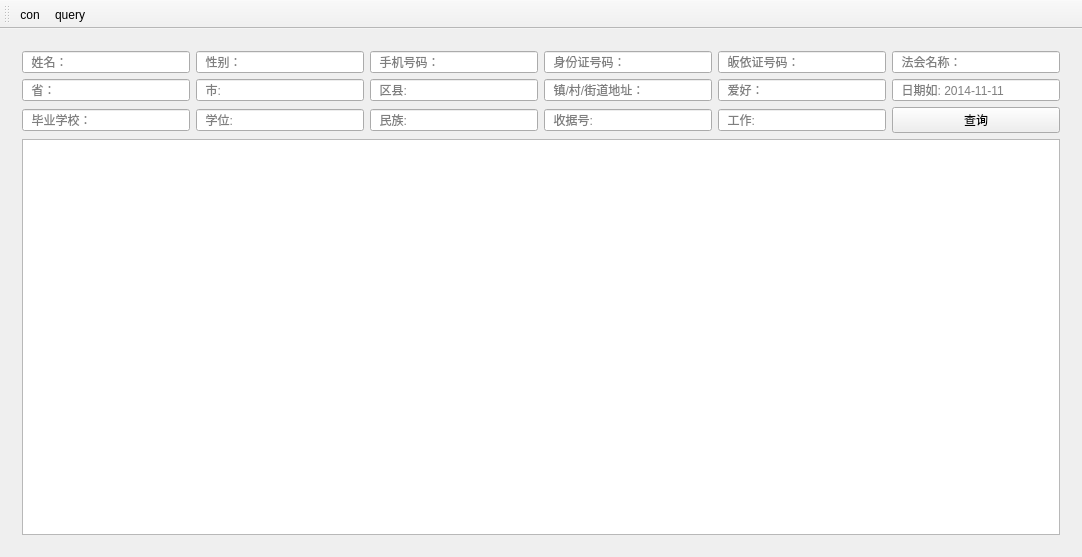
crouse/Guiyi, file mainwindow.ui: the form before one commit.
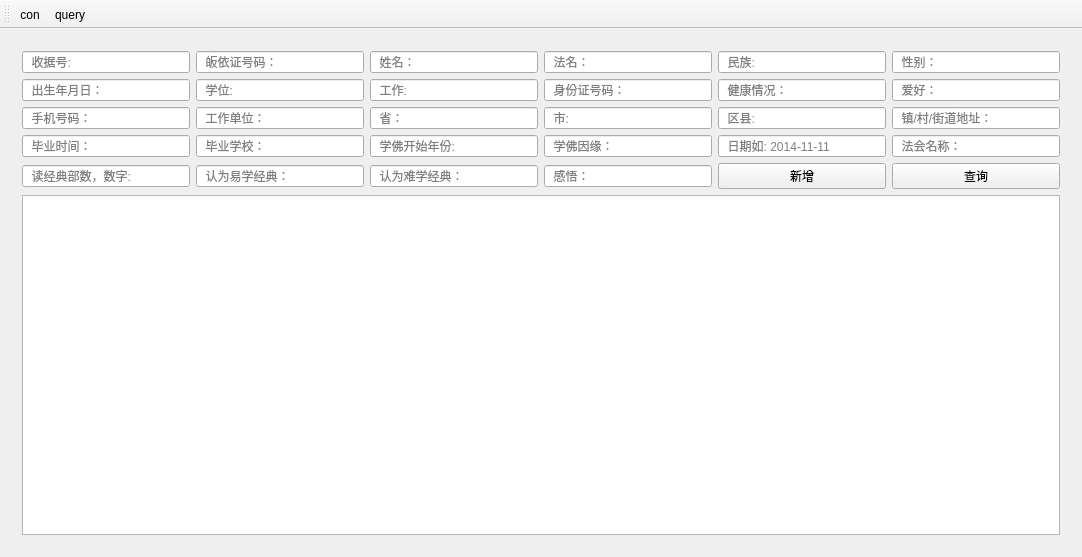
The form after the commit. Icons and pictures are not drawn.

```diff
--- a/mainwindow.ui
+++ b/mainwindow.ui
@@ -27,129 +27,213 @@
        <layout class="QVBoxLayout" name="verticalLayout">
         <item>
          <layout class="QGridLayout" name="gridLayout">
-          <item row="0" column="2">
-           <widget class="QLineEdit" name="lineEdit_phone_num">
+          <item row="0" column="0">
+           <widget class="QLineEdit" name="lineEdit_receipt">
             <property name="placeholderText">
-             <string>  手机号码：</string>
+             <string>  收据号:</string>
             </property>
            </widget>
           </item>
-          <item row="0" column="5">
-           <widget class="QLineEdit" name="lineEditLike_fahui_name">
-            <property name="placeholderText">
-             <string>  法会名称：</string>
-            </property>
-           </widget>
-          </item>
-          <item row="1" column="0">
-           <widget class="QLineEdit" name="lineEditLike_province">
-            <property name="placeholderText">
-             <string>  省：</string>
-            </property>
-           </widget>
-          </item>
-          <item row="0" column="3">
-           <widget class="QLineEdit" name="lineEdit_personnel_id">
-            <property name="placeholderText">
-             <string>  身份证号码：</string>
-            </property>
-           </widget>
-          </item>
-          <item row="0" column="4">
+          <item row="0" column="1">
            <widget class="QLineEdit" name="lineEdit_code">
             <property name="placeholderText">
              <string>  皈依证号码：</string>
             </property>
            </widget>
           </item>
-          <item row="0" column="0">
+          <item row="0" column="2">
            <widget class="QLineEdit" name="lineEdit_name">
             <property name="placeholderText">
              <string>  姓名：</string>
             </property>
            </widget>
           </item>
-          <item row="0" column="1">
+          <item row="0" column="3">
+           <widget class="QLineEdit" name="lineEdit_fname">
+            <property name="placeholderText">
+             <string>  法名：</string>
+            </property>
+           </widget>
+          </item>
+          <item row="0" column="4">
+           <widget class="QLineEdit" name="lineEditLike_race">
+            <property name="placeholderText">
+             <string>  民族:</string>
+            </property>
+           </widget>
+          </item>
+          <item row="0" column="5">
            <widget class="QLineEdit" name="lineEdit_gender">
             <property name="placeholderText">
              <string>  性别：</string>
             </property>
            </widget>
           </item>
+          <item row="1" column="0">
+           <widget class="QLineEdit" name="lineEdit_birthday">
+            <property name="placeholderText">
+             <string>  出生年月日：</string>
+            </property>
+           </widget>
+          </item>
           <item row="1" column="1">
+           <widget class="QLineEdit" name="lineEditLike_degree">
+            <property name="placeholderText">
+             <string>  学位:</string>
+            </property>
+           </widget>
+          </item>
+          <item row="1" column="2">
+           <widget class="QLineEdit" name="lineEditLike_job">
+            <property name="placeholderText">
+             <string>  工作:</string>
+            </property>
+           </widget>
+          </item>
+          <item row="1" column="3">
+           <widget class="QLineEdit" name="lineEdit_personnel_id">
+            <property name="placeholderText">
+             <string>  身份证号码：</string>
+            </property>
+           </widget>
+          </item>
+          <item row="1" column="4">
+           <widget class="QLineEdit" name="lineEditLike_health">
+            <property name="placeholderText">
+             <string>  健康情况：</string>
+            </property>
+           </widget>
+          </item>
+          <item row="1" column="5">
+           <widget class="QLineEdit" name="lineEditLike_hobby">
+            <property name="placeholderText">
+             <string>  爱好：</string>
+            </property>
+           </widget>
+          </item>
+          <item row="3" column="0">
+           <widget class="QLineEdit" name="lineEdit_phone_num">
+            <property name="placeholderText">
+             <string>  手机号码：</string>
+            </property>
+           </widget>
+          </item>
+          <item row="3" column="1">
+           <widget class="QLineEdit" name="lineEdit_workplace">
+            <property name="placeholderText">
+             <string>  工作单位：</string>
+            </property>
+           </widget>
+          </item>
+          <item row="3" column="2">
+           <widget class="QLineEdit" name="lineEditLike_province">
+            <property name="placeholderText">
+             <string>  省：</string>
+            </property>
+           </widget>
+          </item>
+          <item row="3" column="3">
            <widget class="QLineEdit" name="lineEditLike_city">
             <property name="placeholderText">
              <string>  市:</string>
             </property>
            </widget>
           </item>
-          <item row="1" column="2">
+          <item row="3" column="4">
            <widget class="QLineEdit" name="lineEdit_district">
             <property name="placeholderText">
              <string>  区县:</string>
             </property>
            </widget>
           </item>
-          <item row="1" column="3">
+          <item row="3" column="5">
            <widget class="QLineEdit" name="lineEditLike_address">
             <property name="placeholderText">
              <string>  镇/村/街道地址：</string>
             </property>
            </widget>
           </item>
-          <item row="1" column="4">
-           <widget class="QLineEdit" name="lineEditLike_hobby">
+          <item row="4" column="1">
+           <widget class="QLineEdit" name="lineEditLike_graduate_school">
             <property name="placeholderText">
-             <string>  爱好：</string>
+             <string>  毕业学校：</string>
             </property>
            </widget>
           </item>
-          <item row="2" column="5">
+          <item row="4" column="0">
+           <widget class="QLineEdit" name="lineEdit_graduate_time">
+            <property name="placeholderText">
+             <string>  毕业时间：</string>
+            </property>
+           </widget>
+          </item>
+          <item row="4" column="2">
+           <widget class="QLineEdit" name="lineEdit_year2start_learning_buddhism">
+            <property name="placeholderText">
+             <string>  学佛开始年份:</string>
+            </property>
+           </widget>
+          </item>
+          <item row="4" column="3">
+           <widget class="QLineEdit" name="lineEdit_reason2learning_dharma">
+            <property name="placeholderText">
+             <string>  学佛因缘：</string>
+            </property>
+           </widget>
+          </item>
+          <item row="5" column="4">
+           <widget class="QPushButton" name="pushButtonAdd">
+            <property name="text">
+             <string>新增</string>
+            </property>
+           </widget>
+          </item>
+          <item row="5" column="5">
            <widget class="QPushButton" name="pushButton">
             <property name="text">
              <string>查询</string>
             </property>
            </widget>
           </item>
-          <item row="1" column="5">
+          <item row="4" column="5">
+           <widget class="QLineEdit" name="lineEditLike_fahui_name">
+            <property name="placeholderText">
+             <string>  法会名称：</string>
+            </property>
+           </widget>
+          </item>
+          <item row="4" column="4">
            <widget class="QLineEdit" name="lineEditLike_mod_time">
             <property name="placeholderText">
              <string>  日期如: 2014-11-11</string>
             </property>
            </widget>
           </item>
-          <item row="2" column="0">
-           <widget class="QLineEdit" name="lineEditLike_graduate_school">
+          <item row="5" column="0">
+           <widget class="QLineEdit" name="lineEditLike_nums_of_buddhism_book">
             <property name="placeholderText">
-             <string>  毕业学校：</string>
+             <string>  读经典部数，数字:</string>
             </property>
            </widget>
           </item>
-          <item row="2" column="1">
-           <widget class="QLineEdit" name="lineEditLike_degree">
+          <item row="5" column="1">
+           <widget class="QLineEdit" name="lineEditLike_easy2learn_buddhism_book">
             <property name="placeholderText">
-             <string>  学位:</string>
+             <string>  认为易学经典：</string>
             </property>
            </widget>
           </item>
-          <item row="2" column="2">
-           <widget class="QLineEdit" name="lineEditLike_race">
+          <item row="5" column="2">
+           <widget class="QLineEdit" name="lineEditLike_hard2read">
             <property name="placeholderText">
-             <string>  民族:</string>
+             <string>  认为难学经典：</string>
             </property>
            </widget>
           </item>
-          <item row="2" column="3">
-           <widget class="QLineEdit" name="lineEdit_receipt">
+          <item row="5" column="3">
+           <widget class="QLineEdit" name="lineEditLike_maxim">
             <property name="placeholderText">
-             <string>  收据号:</string>
-            </property>
-           </widget>
-          </item>
-          <item row="2" column="4">
-           <widget class="QLineEdit" name="lineEditLike_job">
-            <property name="placeholderText">
-             <string>  工作:</string>
+             <string>  感悟：</string>
             </property>
            </widget>
           </item>
```
Left out of the diff: 35 changed lines with no effect on the pictures.
